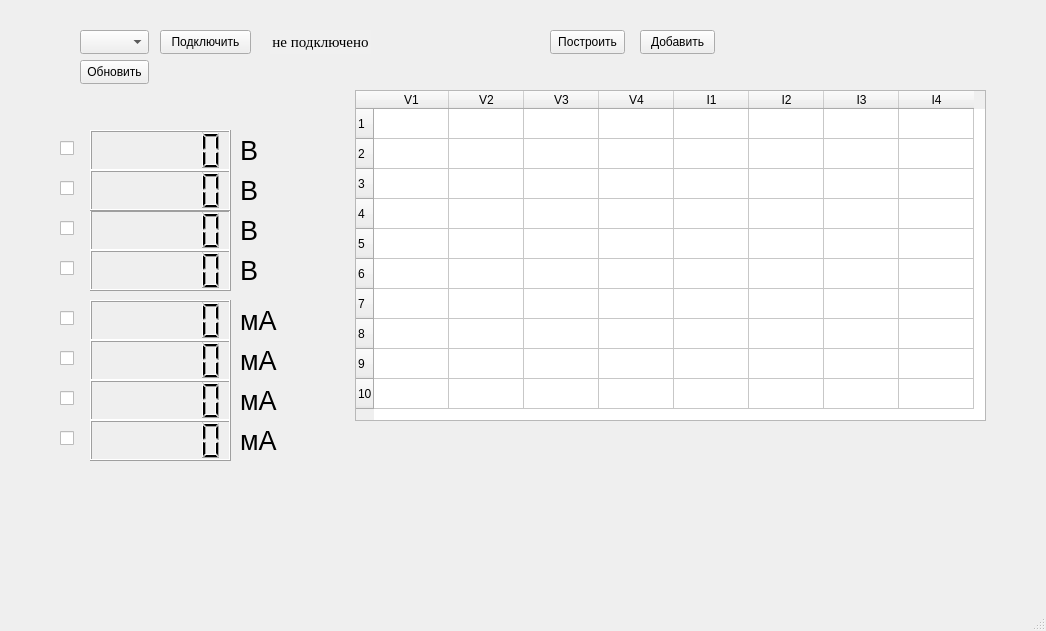
Qt form interface.ui (KejLater/lab_stand) before a commit.
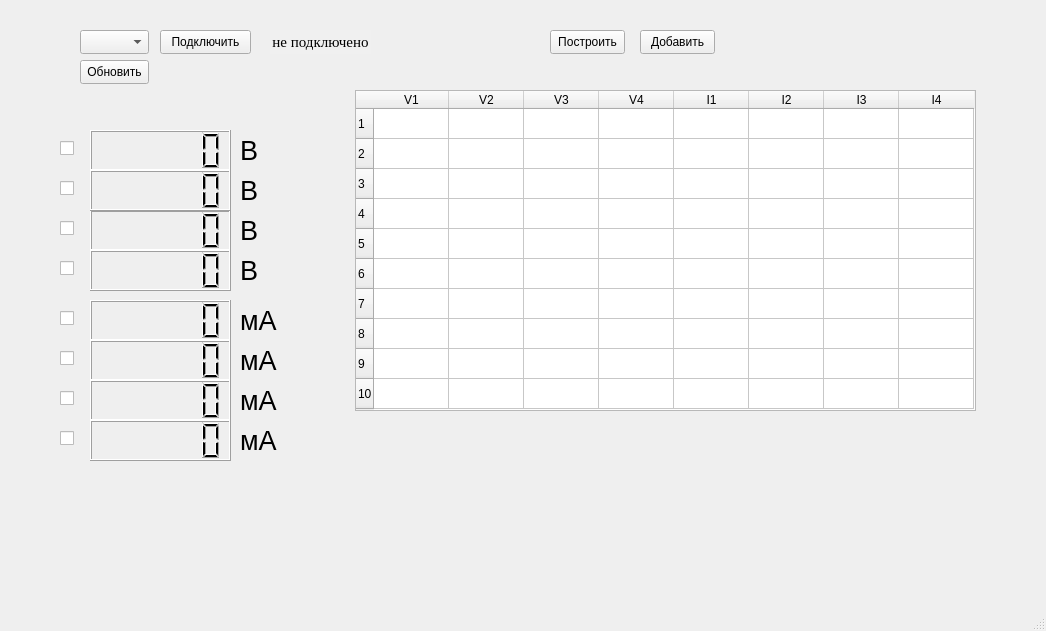
The same form after that commit.

Commit message: Dynamic adding of rows will be added

```diff
--- a/interface.ui
+++ b/interface.ui
@@ -944,8 +944,8 @@
      <rect>
       <x>355</x>
       <y>90</y>
-      <width>631</width>
-      <height>331</height>
+      <width>621</width>
+      <height>321</height>
      </rect>
     </property>
     <property name="verticalScrollBarPolicy">
```
Left out of the diff: 6 changed lines with no effect on the pictures. The commit also changes 1 other file.
